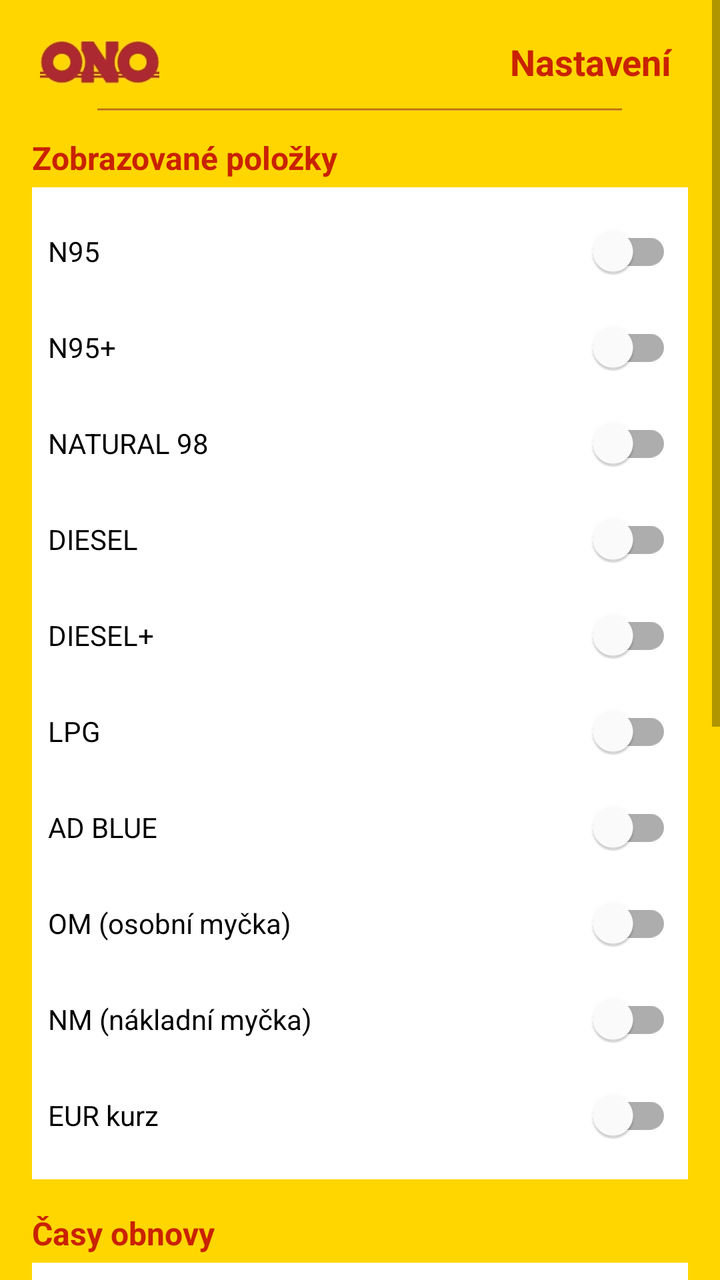
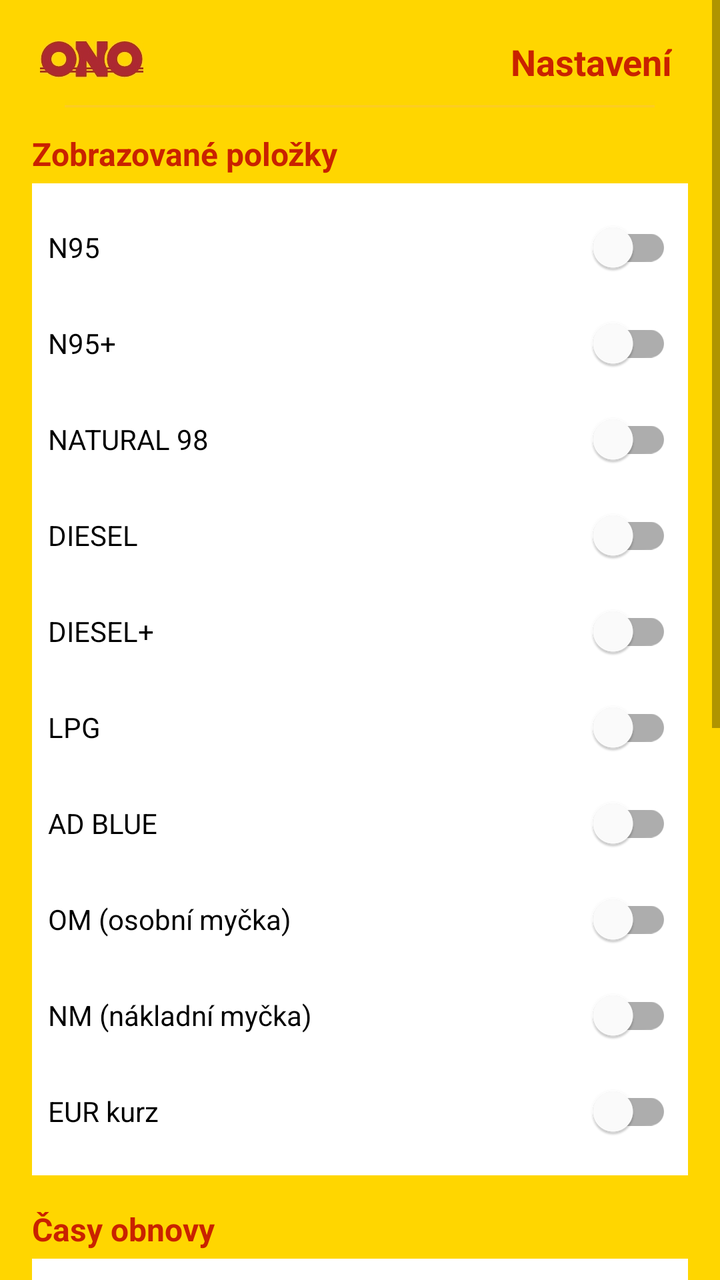

Compare the two renders of this Android layout. The source of the first and the diff that turns it into the second are given below.
<!-- AndroidManifest.xml: activity theme Theme.TankONOWidget -->
<!-- res/layout/activity_main.xml -->
<?xml version="1.0" encoding="utf-8"?>

<ScrollView xmlns:android="http://schemas.android.com/apk/res/android"
    xmlns:app="http://schemas.android.com/apk/res-auto"
    android:layout_width="match_parent"
    android:layout_height="match_parent"
    android:background="@color/yellow">

    <LinearLayout
        android:layout_width="match_parent"
        android:layout_height="wrap_content"
        android:orientation="vertical"
        android:padding="16dp">

        
        <LinearLayout
            android:layout_width="match_parent"
            android:layout_height="30dp"
            android:orientation="horizontal"
            android:gravity="center_vertical"
            android:background="@color/yellow">

            <ImageView
                android:layout_width="0dp"
                android:layout_height="22dp"
                android:layout_weight="1"
                android:src="@drawable/logo_text"
                android:scaleType="fitStart"
                android:paddingStart="4dp"
                android:contentDescription="ONO text" />

            <TextView
                android:layout_width="wrap_content"
                android:layout_height="match_parent"
                android:text="Nastavení"
                android:textSize="18sp"
                android:textColor="@color/red"
                android:textStyle="bold"
                android:gravity="center_vertical"
                android:paddingEnd="8dp" />

        </LinearLayout>

        
        <LinearLayout
            android:layout_width="match_parent"
            android:layout_height="wrap_content"
            android:orientation="horizontal"
            android:layout_marginTop="4dp"
            android:layout_marginBottom="4dp">

            <View
                android:layout_width="0dp"
                android:layout_weight="1"
                android:layout_height="1dp" />

            <ImageView
                android:layout_width="0dp"
                android:layout_weight="8"
                android:layout_height="6dp"
                android:src="@drawable/logo_linka"
                android:scaleType="fitXY"
                android:contentDescription="Linka" />

            <View
                android:layout_width="0dp"
                android:layout_weight="1"
                android:layout_height="1dp" />

        </LinearLayout>

        
        <TextView
            android:layout_width="wrap_content"
            android:layout_height="wrap_content"
            android:text="Zobrazované položky"
            android:textSize="16sp"
            android:textStyle="bold"
            android:textColor="@color/red"
            android:layout_marginTop="8dp" />

        <LinearLayout
            android:layout_width="match_parent"
            android:layout_height="wrap_content"
            android:orientation="vertical"
            android:background="#FFFFFF"
            android:padding="8dp"
            android:layout_marginTop="4dp">

            <com.google.android.material.switchmaterial.SwitchMaterial
                android:id="@+id/switch_n95"
                android:layout_width="match_parent"
                android:layout_height="wrap_content"
                android:text="N95" />

            <com.google.android.material.switchmaterial.SwitchMaterial
                android:id="@+id/switch_n95p"
                android:layout_width="match_parent"
                android:layout_height="wrap_content"
                android:text="N95+" />

            <com.google.android.material.switchmaterial.SwitchMaterial
                android:id="@+id/switch_n98"
                android:layout_width="match_parent"
                android:layout_height="wrap_content"
                android:text="NATURAL 98" />

            <com.google.android.material.switchmaterial.SwitchMaterial
                android:id="@+id/switch_diesel"
                android:layout_width="match_parent"
                android:layout_height="wrap_content"
                android:text="DIESEL" />

            <com.google.android.material.switchmaterial.SwitchMaterial
                android:id="@+id/switch_diesel_plus"
                android:layout_width="match_parent"
                android:layout_height="wrap_content"
                android:text="DIESEL+" />

            <com.google.android.material.switchmaterial.SwitchMaterial
                android:id="@+id/switch_lpg"
                android:layout_width="match_parent"
                android:layout_height="wrap_content"
                android:text="LPG" />

            <com.google.android.material.switchmaterial.SwitchMaterial
                android:id="@+id/switch_adblue"
                android:layout_width="match_parent"
                android:layout_height="wrap_content"
                android:text="AD BLUE" />

            <com.google.android.material.switchmaterial.SwitchMaterial
                android:id="@+id/switch_om"
                android:layout_width="match_parent"
                android:layout_height="wrap_content"
                android:text="OM (osobní myčka)" />

            <com.google.android.material.switchmaterial.SwitchMaterial
                android:id="@+id/switch_nm"
                android:layout_width="match_parent"
                android:layout_height="wrap_content"
                android:text="NM (nákladní myčka)" />

            <com.google.android.material.switchmaterial.SwitchMaterial
                android:id="@+id/switch_euro"
                android:layout_width="match_parent"
                android:layout_height="wrap_content"
                android:text="EUR kurz" />

        </LinearLayout>

        
        <TextView
            android:layout_width="wrap_content"
            android:layout_height="wrap_content"
            android:text="Časy obnovy"
            android:textSize="16sp"
            android:textStyle="bold"
            android:textColor="@color/red"
            android:layout_marginTop="16dp" />

        <LinearLayout
            android:layout_width="match_parent"
            android:layout_height="wrap_content"
            android:orientation="vertical"
            android:background="#FFFFFF"
            android:padding="8dp"
            android:layout_marginTop="4dp">

            <LinearLayout
                android:layout_width="match_parent"
                android:layout_height="wrap_content"
                android:orientation="horizontal"
                android:layout_marginBottom="4dp">
                <TextView
                    android:layout_width="120dp"
                    android:layout_height="wrap_content"
                    android:text="Začátek špičky:" />
                <EditText
                    android:id="@+id/et_peak_start"
                    android:layout_width="0dp"
                    android:layout_weight="1"
                    android:layout_height="wrap_content"
                    android:inputType="text"
                    android:text="14:30" />
            </LinearLayout>

            <LinearLayout
                android:layout_width="match_parent"
                android:layout_height="wrap_content"
                android:orientation="horizontal"
                android:layout_marginBottom="4dp">
                <TextView
                    android:layout_width="120dp"
                    android:layout_height="wrap_content"
                    android:text="Konec špičky:" />
                <EditText
                    android:id="@+id/et_peak_end"
                    android:layout_width="0dp"
                    android:layout_weight="1"
                    android:layout_height="wrap_content"
                    android:inputType="text"
                    android:text="16:00" />
            </LinearLayout>

            <LinearLayout
                android:layout_width="match_parent"
                android:layout_height="wrap_content"
                android:orientation="horizontal"
                android:layout_marginBottom="4dp">
                <TextView
                    android:layout_width="120dp"
                    android:layout_height="wrap_content"
                    android:text="Interval špička (min):" />
                <EditText
                    android:id="@+id/et_peak_interval"
                    android:layout_width="0dp"
                    android:layout_weight="1"
                    android:layout_height="wrap_content"
                    android:inputType="number"
                    android:text="10" />
            </LinearLayout>

            <LinearLayout
                android:layout_width="match_parent"
                android:layout_height="wrap_content"
                android:orientation="horizontal">
                <TextView
                    android:layout_width="120dp"
                    android:layout_height="wrap_content"
                    android:text="Interval mimo (min):" />
                <EditText
                    android:id="@+id/et_off_peak_interval"
                    android:layout_width="0dp"
                    android:layout_weight="1"
                    android:layout_height="wrap_content"
                    android:inputType="number"
                    android:text="60" />
            </LinearLayout>

        </LinearLayout>

        
        <TextView
            android:layout_width="wrap_content"
            android:layout_height="wrap_content"
            android:text="Vzhled"
            android:textSize="16sp"
            android:textStyle="bold"
            android:textColor="@color/red"
            android:layout_marginTop="16dp" />

        <LinearLayout
            android:layout_width="match_parent"
            android:layout_height="wrap_content"
            android:orientation="vertical"
            android:background="#FFFFFF"
            android:padding="8dp"
            android:layout_marginTop="4dp">

            <com.google.android.material.switchmaterial.SwitchMaterial
                android:id="@+id/switch_hide_icon"
                android:layout_width="match_parent"
                android:layout_height="wrap_content"
                android:text="Skrýt ikonu ze seznamu aplikací" />

        </LinearLayout>

        
        <LinearLayout
            android:layout_width="match_parent"
            android:layout_height="wrap_content"
            android:orientation="horizontal"
            android:layout_marginTop="16dp">

            <Button
                android:id="@+id/btn_save"
                android:layout_width="0dp"
                android:layout_weight="1"
                android:layout_height="wrap_content"
                android:text="Uložit"
                android:backgroundTint="@color/red"
                android:layout_marginEnd="8dp" />

            <Button
                android:id="@+id/btn_update_now"
                android:layout_width="0dp"
                android:layout_weight="1"
                android:layout_height="wrap_content"
                android:text="Aktualizovat nyní"
                android:backgroundTint="@color/red" />

        </LinearLayout>

        
        <LinearLayout
            android:layout_width="match_parent"
            android:layout_height="wrap_content"
            android:orientation="horizontal"
            android:layout_marginTop="8dp">

            <Button
                android:id="@+id/btn_show_log"
                android:layout_width="0dp"
                android:layout_weight="1"
                android:layout_height="wrap_content"
                android:text="Zobrazit log"
                android:backgroundTint="@color/red"
                android:layout_marginEnd="4dp" />

            <Button
                android:id="@+id/btn_export_log"
                android:layout_width="0dp"
                android:layout_weight="1"
                android:layout_height="wrap_content"
                android:text="Export log"
                android:backgroundTint="@color/red"
                android:layout_marginStart="4dp"
                android:layout_marginEnd="4dp" />

            <Button
                android:id="@+id/btn_clear_log"
                android:layout_width="0dp"
                android:layout_weight="1"
                android:layout_height="wrap_content"
                android:text="Smazat log"
                android:backgroundTint="@color/red"
                android:layout_marginStart="4dp" />

        </LinearLayout>

        
        <TextView
            android:id="@+id/tv_last_update"
            android:layout_width="match_parent"
            android:layout_height="wrap_content"
            android:text="Poslední změna cen: --\nPoslední aktualizace: --"
            android:textSize="12sp"
            android:textColor="#666666"
            android:gravity="center"
            android:layout_marginTop="16dp" />

    </LinearLayout>

</ScrollView>
<!-- resources referenced by this layout -->
<resources>
  <color name="red">#C92200</color>
  <color name="yellow">#FFD600</color>
  <!-- drawable logo_linka: jpg bitmap (drawable-hdpi, 402 bytes) -->
  <!-- drawable logo_text: jpg bitmap (drawable-hdpi, 9158 bytes) -->
  <style name="Theme.TankONOWidget" parent="Theme.MaterialComponents.DayNight.NoActionBar">
          <item name="colorPrimary">@color/tankono_red</item>
          <item name="colorPrimaryVariant">@color/tankono_red</item>
          <item name="colorOnPrimary">@color/white</item>
          <item name="colorSecondary">@color/tankono_yellow</item>
          <item name="colorSecondaryVariant">@color/tankono_yellow</item>
          <item name="colorOnSecondary">@color/black</item>
          <item name="android:statusBarColor">@color/tankono_red</item>
      </style>
  <color name="tankono_red">#C92200</color>
  <color name="white">#FFFFFF</color>
  <color name="tankono_yellow">#FFD600</color>
  <color name="black">#000000</color>
</resources>

<!-- the commit's change to res/layout/activity_main.xml (unified diff, before → after) -->
@@ -21,22 +21,22 @@
             android:background="@color/yellow">
 
             <ImageView
-                android:layout_width="0dp"
+                android:layout_width="wrap_content"
                 android:layout_height="22dp"
-                android:layout_weight="1"
                 android:src="@drawable/logo_text"
                 android:scaleType="fitStart"
                 android:paddingStart="4dp"
                 android:contentDescription="ONO text" />
 
             <TextView
-                android:layout_width="wrap_content"
+                android:layout_width="0dp"
                 android:layout_height="match_parent"
+                android:layout_weight="1"
                 android:text="Nastavení"
                 android:textSize="18sp"
                 android:textColor="@color/red"
                 android:textStyle="bold"
-                android:gravity="center_vertical"
+                android:gravity="center_vertical|end"
                 android:paddingEnd="8dp" />
 
         </LinearLayout>
@@ -51,20 +51,20 @@
 
             <View
                 android:layout_width="0dp"
-                android:layout_weight="1"
+                android:layout_weight="5"
                 android:layout_height="1dp" />
 
             <ImageView
                 android:layout_width="0dp"
-                android:layout_weight="8"
-                android:layout_height="6dp"
+                android:layout_weight="90"
+                android:layout_height="4dp"
                 android:src="@drawable/logo_linka"
                 android:scaleType="fitXY"
                 android:contentDescription="Linka" />
 
             <View
                 android:layout_width="0dp"
-                android:layout_weight="1"
+                android:layout_weight="5"
                 android:layout_height="1dp" />
 
         </LinearLayout>
